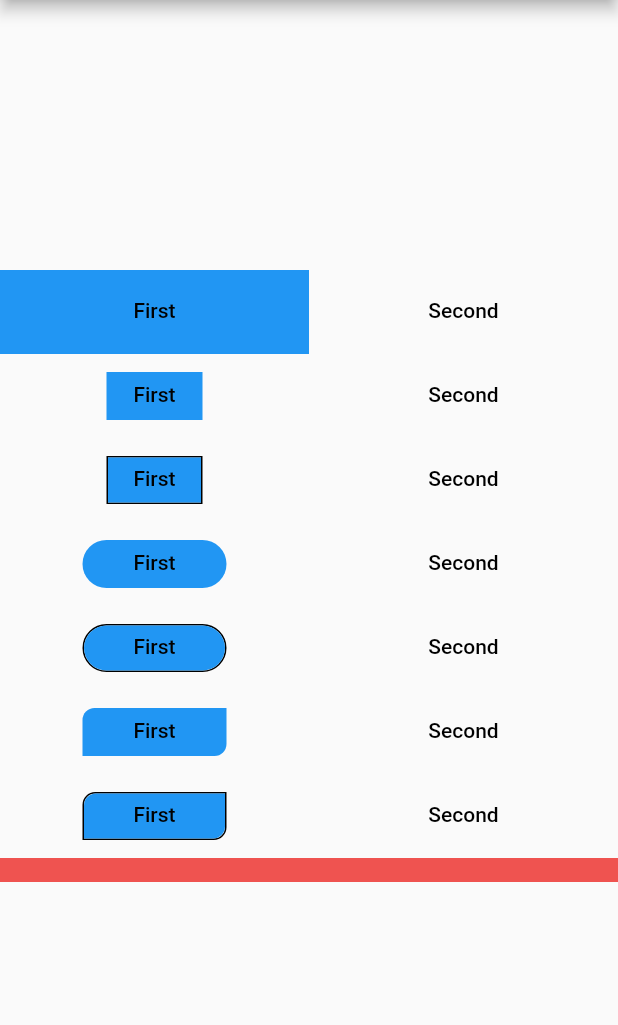
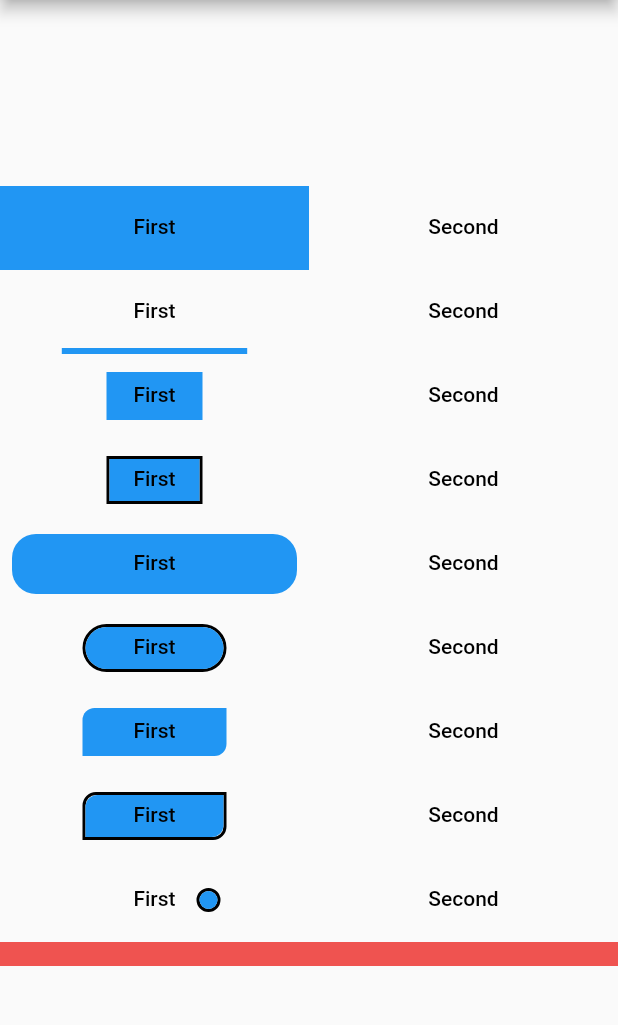
Before and after one commit to slovnicki/container_tab_indicator, a Flutter app: the screen it shows after launch, on a phone screen of 412 x 824 dp, the part 84-1109 px from its top. Run offline on Flutter 3.47's test engine with Material 2 defaults, Android fonts, the phone set to English and light mode, and no system bars.

Commit message:
example/: [update]

```diff
--- a/example/lib/main.dart
+++ b/example/lib/main.dart
@@ -36,6 +36,20 @@ class App extends StatelessWidget {
                     Text('Second', style: TextStyle(color: Colors.black)),
                   ],
                   indicator: ContainerTabIndicator(
+                    widthFraction: 0.6,
+                    height: 4,
+                    padding: const EdgeInsets.only(top: 26),
+                  ),
+                ),
+              ),
+              SizedBox(
+                height: 56,
+                child: TabBar(
+                  tabs: [
+                    Text('First', style: TextStyle(color: Colors.black)),
+                    Text('Second', style: TextStyle(color: Colors.black)),
+                  ],
+                  indicator: ContainerTabIndicator(
                     width: 64,
                     height: 32,
                   ),
@@ -51,8 +65,21 @@ class App extends StatelessWidget {
                   indicator: ContainerTabIndicator(
                     width: 64,
                     height: 32,
-                    borderWidth: 1.0,
+                    borderWidth: 2.0,
                     borderColor: Colors.black,
+                  ),
+                ),
+              ),
+              SizedBox(
+                height: 56,
+                child: TabBar(
+                  tabs: [
+                    Text('First', style: TextStyle(color: Colors.black)),
+                    Text('Second', style: TextStyle(color: Colors.black)),
+                  ],
+                  indicator: ContainerTabIndicator(
+                    radius: BorderRadius.all(Radius.circular(16.0)),
+                    padding: const EdgeInsets.all(8.0),
                   ),
                 ),
               ),
@@ -67,21 +94,7 @@ class App extends StatelessWidget {
                     width: 96,
                     height: 32,
                     radius: BorderRadius.all(Radius.circular(16.0)),
-                  ),
-                ),
-              ),
-              SizedBox(
-                height: 56,
-                child: TabBar(
-                  tabs: [
-                    Text('First', style: TextStyle(color: Colors.black)),
-                    Text('Second', style: TextStyle(color: Colors.black)),
-                  ],
-                  indicator: ContainerTabIndicator(
-                    width: 96,
-                    height: 32,
-                    radius: BorderRadius.all(Radius.circular(16.0)),
-                    borderWidth: 1.0,
+                    borderWidth: 2.0,
                     borderColor: Colors.black,
                   ),
                 ),
@@ -117,7 +130,24 @@ class App extends StatelessWidget {
                       topLeft: Radius.circular(8.0),
                       bottomRight: Radius.circular(8.0),
                     ),
-                    borderWidth: 1.0,
+                    borderWidth: 2.0,
+                    borderColor: Colors.black,
+                  ),
+                ),
+              ),
+              SizedBox(
+                height: 56,
+                child: TabBar(
+                  tabs: [
+                    Text('First', style: TextStyle(color: Colors.black)),
+                    Text('Second', style: TextStyle(color: Colors.black)),
+                  ],
+                  indicator: ContainerTabIndicator(
+                    width: 16,
+                    height: 16,
+                    radius: BorderRadius.circular(8.0),
+                    padding: const EdgeInsets.only(left: 36),
+                    borderWidth: 2.0,
                     borderColor: Colors.black,
                   ),
                 ),
```
Also changed, not shown: example/pubspec.lock.
